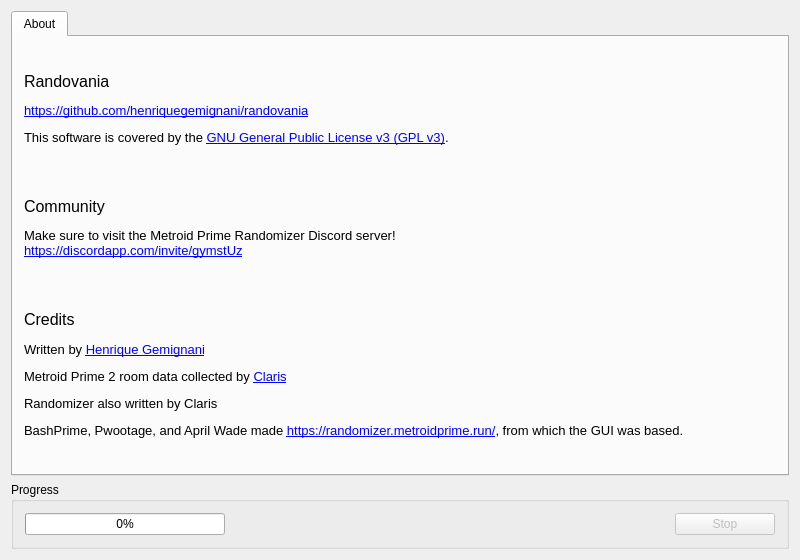
This is randovania/gui/mainwindow.ui in randovania/randovania as Qt 5 draws it before an edit. The edited form follows.
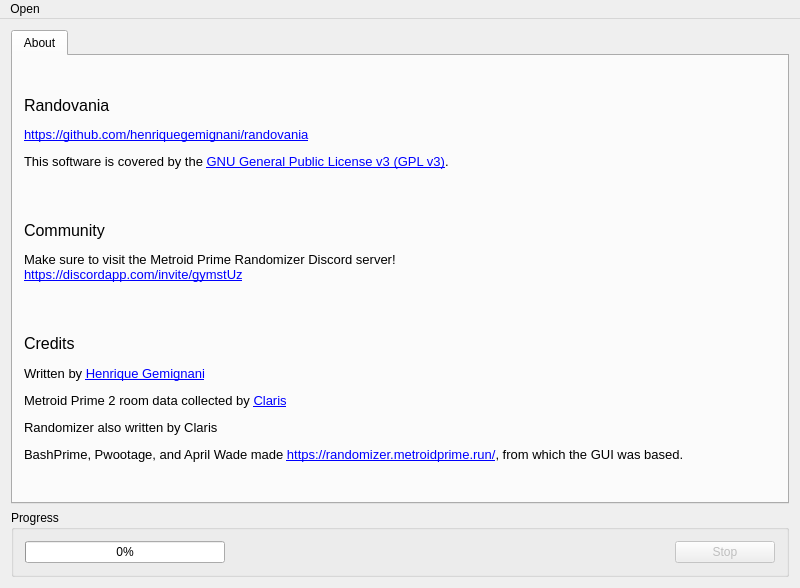
This is the edited form.

Commit message: Moving Seed Details, Data Editor and Tracker to another windows

```diff
--- a/randovania/gui/mainwindow.ui
+++ b/randovania/gui/mainwindow.ui
@@ -7,7 +7,7 @@
     <x>0</x>
     <y>0</y>
     <width>800</width>
-    <height>560</height>
+    <height>588</height>
    </rect>
   </property>
   <property name="maximumSize">
@@ -143,6 +143,15 @@
      <height>21</height>
     </rect>
    </property>
+   <widget class="QMenu" name="menu_open">
+    <property name="title">
+     <string>Open</string>
+    </property>
+    <addaction name="menu_action_data_visualizer"/>
+    <addaction name="menu_action_existing_seed_details"/>
+    <addaction name="menu_action_tracker"/>
+   </widget>
+   <addaction name="menu_open"/>
   </widget>
  </widget>
  <layoutdefault spacing="6" margin="11"/>
```
Left out of the diff: 17 changed lines with no effect on the pictures. The commit also changes 7 other files.
